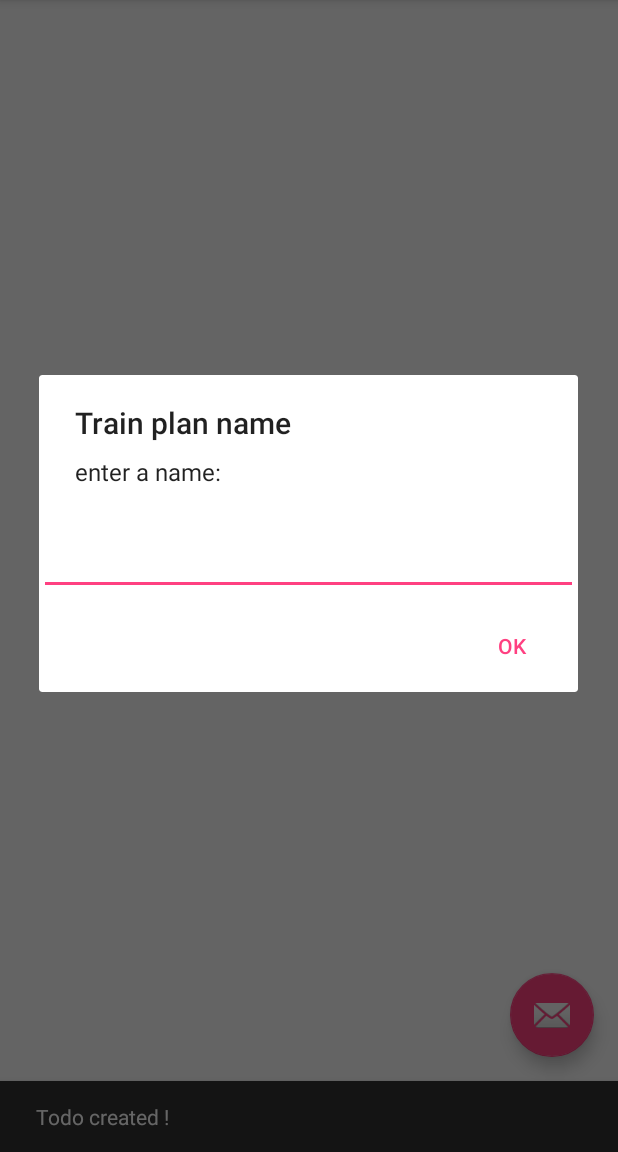
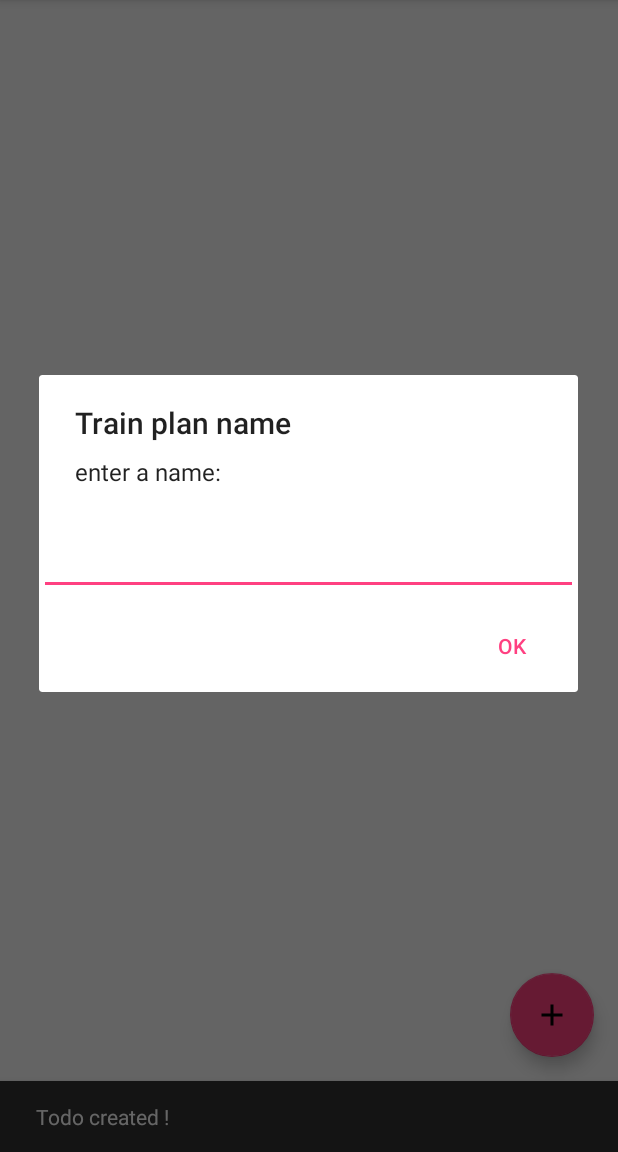
Before and after one commit to littlecodeshop/Todos2, an Android app: the screen it shows after launch (TodoListActivity), after a tap on an icon or button, on a phone screen of 412 x 824 dp, the part 84-1236 px from its top. Run offline under Robolectric (Android 15) with nearby library versions, the phone set to English and light mode, and no system bars; our stand-ins replace Firebase (no records; nobody signed in at launch, a user with empty details on screens opened directly).

Commit message:
Icone pour ajouter est un +

```diff
--- /dev/null
+++ b/app/src/main/res/drawable/ic_add_black_24dp.xml
@@ -0,0 +1,9 @@
+<vector xmlns:android="http://schemas.android.com/apk/res/android"
+    android:width="24dp"
+    android:height="24dp"
+    android:viewportHeight="24.0"
+    android:viewportWidth="24.0">
+    <path
+        android:fillColor="#FF000000"
+        android:pathData="M19,13h-6v6h-2v-6H5v-2h6V5h2v6h6v2z" />
+</vector>
--- a/app/src/main/res/layout/activity_todo_list.xml
+++ b/app/src/main/res/layout/activity_todo_list.xml
@@ -9,8 +9,8 @@
     tools:context="com.littlecodeshop.todos.TodoListActivity">
 
     <android.support.design.widget.AppBarLayout
+        android:layout_width="match_parent"
         android:layout_height="wrap_content"
-        android:layout_width="match_parent"
         android:theme="@style/AppTheme.AppBarOverlay">
 
         <android.support.v7.widget.Toolbar
@@ -29,6 +29,6 @@
         android:layout_height="wrap_content"
         android:layout_gravity="bottom|end"
         android:layout_margin="@dimen/fab_margin"
-        app:srcCompat="@android:drawable/ic_dialog_email" />
+        app:srcCompat="@drawable/ic_add_black_24dp" />
 
 </android.support.design.widget.CoordinatorLayout>
```
